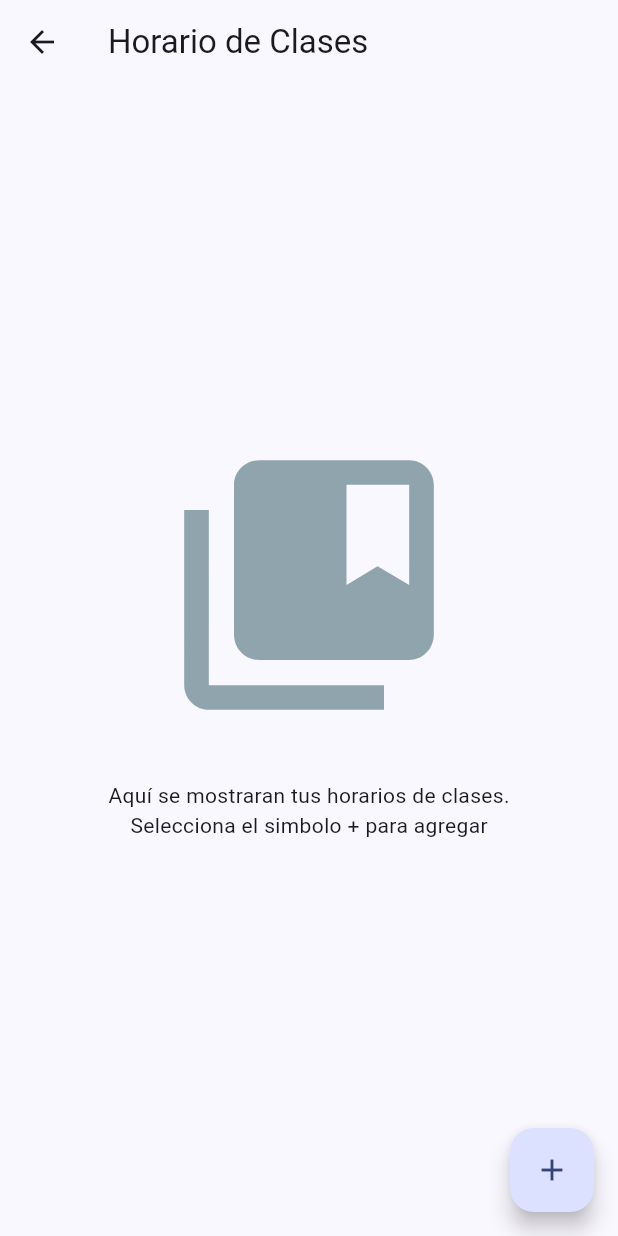
After one commit to frandepy2/cep_app, a Flutter app: the HomeScreen screen opened by its route, after a tap on "Horarios", on a phone screen of 412 x 824 dp. The commit adds this screen. Run offline on Flutter 3.47's test engine with Material 3 defaults, Android fonts, the light colour scheme and no system bars; our stand-ins replace camera, carousel_slider, cloud_firestore, firebase_auth, firebase_core, firebase_storage and 3 more; missing offline and left inert: qr_code_scanner_plus; accounts and stored records are empty; network calls fail.

Commit message:
Agrega incio de flujo de horario

```diff
--- a/lib/core/routes/routes.dart
+++ b/lib/core/routes/routes.dart
@@ -1,8 +1,6 @@
-
-
-
+import 'package:cep_app/features/schedule/presentation/screens/add_schedule.dart';
+import 'package:cep_app/features/schedule/presentation/screens/schedule_screen.dart';
 import 'package:go_router/go_router.dart';
-import 'package:cep_app/screens/camera/biometric_control_screen.dart';
 import 'package:cep_app/screens/home_screen.dart';
 import 'package:cep_app/screens/login_screen.dart';
 import 'package:cep_app/screens/nav_screen.dart';
@@ -13,25 +11,38 @@ import 'package:cep_app/screens/user_profile_screen.dart';
 class AppRoutes {
   static final GoRouter router = GoRouter(
     initialLocation: LoginScreen.routeName,
-    routes:[
+    routes: [
       GoRoute(
         path: LoginScreen.routeName,
         builder: (context, state) => LoginScreen(),
       ),
-  	  GoRoute(path: RegisterScreen.routeName,
-      builder: (context, state) => RegisterScreen(),
+      GoRoute(
+        path: RegisterScreen.routeName,
+        builder: (context, state) => RegisterScreen(),
       ),
-      GoRoute(path: HomeScreen.routeName,
-      builder: (context, state) => const HomeScreen(),
+      GoRoute(
+        path: HomeScreen.routeName,
+        builder: (context, state) => const HomeScreen(),
       ),
-      GoRoute(path: UserProfileScreen.routeName,
-      builder: (context, state) => const UserProfileScreen(),
+      GoRoute(
+        path: UserProfileScreen.routeName,
+        builder: (context, state) => const UserProfileScreen(),
       ),
-      GoRoute(path: NavScreen.routename,
-      builder: (context, state) => const NavScreen(),
+      GoRoute(
+        path: NavScreen.routename,
+        builder: (context, state) => const NavScreen(),
       ),
-      GoRoute(path: QRScannerScreen.routeName,
-      builder: (context, state) => const QRScannerScreen(),
+      GoRoute(
+        path: QRScannerScreen.routeName,
+        builder: (context, state) => const QRScannerScreen(),
+      ),
+      GoRoute(
+        path: ScheduleScreen.routename,
+        builder: (context, state) => const ScheduleScreen(),
+      ),
+      GoRoute(
+        path: AddScheduleScreen.routename,
+        builder: (context, state) => const AddScheduleScreen(),
       ),
     ],
   );
--- /dev/null
+++ b/lib/features/home/presentation/widgets/carrusel.dart
@@ -0,0 +1,36 @@
+import 'package:carousel_slider/carousel_slider.dart';
+import 'package:flutter/material.dart';
+import 'package:google_fonts/google_fonts.dart';
+
+class Carrusel extends StatelessWidget {
+  final List<String> imageUrls = [
+    'https://cdn.pixabay.com/photo/2017/07/10/23/45/cubes-2492010_1280.jpg',
+    'https://cdn.pixabay.com/photo/2017/07/10/23/45/cubes-2492010_1280.jpg',
+    'https://cdn.pixabay.com/photo/2017/07/10/23/45/cubes-2492010_1280.jpg',
+  ];
+  Carrusel({super.key});
+
+  @override
+  Widget build(BuildContext context) {
+    return CarouselSlider(
+      items: imageUrls
+          .map((url) => Stack(children: [
+                Image.network(url),
+                Padding(
+                  padding: EdgeInsets.all(16),
+                  child: Text("Titulo",
+                      style: GoogleFonts.roboto(
+                          color: Colors.white, fontWeight: FontWeight.bold)),
+                )
+              ]))
+          .toList(),
+      options: CarouselOptions(
+        height: 200.0,
+        autoPlay: true,
+        enlargeCenterPage: true,
+        enableInfiniteScroll: true,
+        viewportFraction: 1,
+      ),
+    );
+  }
+}
--- /dev/null
+++ b/lib/features/home/presentation/widgets/dashboard_card.dart
@@ -0,0 +1,33 @@
+import 'package:cep_app/features/home/presentation/widgets/dashboard_item.dart';
+import 'package:flutter/material.dart';
+import 'package:google_fonts/google_fonts.dart';
+
+
+class DashboardCard extends StatelessWidget {
+  final DashboardItem item;
+
+  const DashboardCard({super.key, required this.item});
+
+  @override
+  Widget build(BuildContext context) {
+    return Card(
+      elevation: 1,
+      shape: RoundedRectangleBorder(borderRadius: BorderRadius.circular(12)),
+      child: InkWell(
+        onTap: item.onTap,
+        borderRadius: BorderRadius.circular(4),
+        child: Column(
+          mainAxisAlignment: MainAxisAlignment.center,
+          children: [
+            Icon(item.icon, size: 48, color: Color.fromRGBO(0, 51, 153, 1),),
+            SizedBox(height: 10),
+            Text(
+              item.title,
+              style: GoogleFonts.roboto(fontSize: 14, fontWeight: FontWeight.bold),
+            ),
+          ],
+        ),
+      ),
+    );
+  }
+}
--- /dev/null
+++ b/lib/features/home/presentation/widgets/menu.dart
@@ -0,0 +1,41 @@
+
+
+import 'package:cep_app/features/home/presentation/widgets/dashboard_card.dart';
+import 'package:cep_app/features/home/presentation/widgets/dashboard_item.dart';
+import 'package:cep_app/features/schedule/presentation/screens/schedule_screen.dart';
+import 'package:flutter/material.dart';
+import 'package:go_router/go_router.dart';
+
+
+class Menu extends StatelessWidget {
+  Menu({super.key});
+
+
+
+  @override
+  Widget build(BuildContext context) {
+
+  final List<DashboardItem> items = [
+    DashboardItem(icon: Icons.calendar_today, title: "Reservas", onTap: (){}),
+    DashboardItem(icon: Icons.card_giftcard, title: "Beneficios", onTap: (){}),
+    DashboardItem(icon: Icons.newspaper, title: "Noticias", onTap: (){}),
+    DashboardItem(icon: Icons.credit_card, title: "Cuentas", onTap: (){}),
+    DashboardItem(icon: Icons.book, title: "Horarios", onTap: (){context.push(ScheduleScreen.routename);}),
+    DashboardItem(icon: Icons.people, title: "Sobre el CEP", onTap: (){}),
+  ];
+
+
+    return GridView.builder(
+          gridDelegate: SliverGridDelegateWithFixedCrossAxisCount(
+            crossAxisCount: 3, // Número de columnas
+            crossAxisSpacing: 16.0,
+            mainAxisSpacing: 16.0,
+            childAspectRatio: 1.2, // Relación de aspecto del ítem
+          ),
+          itemCount: items.length,
+          itemBuilder: (context, index) {
+            return DashboardCard(item: items[index]);
+          },
+        );
+  }
+}
--- /dev/null
+++ b/lib/features/schedule/presentation/screens/schedule_screen.dart
@@ -0,0 +1,56 @@
+import 'package:cep_app/features/schedule/presentation/screens/add_schedule.dart';
+import 'package:flutter/material.dart';
+import 'package:go_router/go_router.dart';
+import 'package:google_fonts/google_fonts.dart';
+
+class ScheduleScreen extends StatefulWidget {
+  static const routename = "/schedules";
+  const ScheduleScreen({super.key});
+
+  @override
+  State<ScheduleScreen> createState() => _ScheduleScreenState();
+}
+
+class _ScheduleScreenState extends State<ScheduleScreen> {
+  @override
+  Widget build(BuildContext context) {
+    return Scaffold(
+      appBar: AppBar(
+        title: Text('Horario de Clases'),
+        leading: IconButton(icon: Icon(Icons.arrow_back), onPressed: () {
+          context.pop();
+        }),
+      ),
+      body: NoClassesWidget(),
+      floatingActionButton: FloatingActionButton(
+        child: Icon(Icons.add),
+        onPressed: () {
+          context.push(AddScheduleScreen.routename);
+        }
+      ),
+    );
+  }
+}
+
+class NoClassesWidget extends StatelessWidget {
+  const NoClassesWidget({
+    super.key,
+  });
+
+  @override
+  Widget build(BuildContext context) {
+    return Center(
+      child: Column(
+        mainAxisAlignment: MainAxisAlignment.center,
+        crossAxisAlignment: CrossAxisAlignment.center,
+        children: [
+          Icon(Icons.collections_bookmark , size: 200, color: Colors.blueGrey[300],),
+          SizedBox(height: 30,),
+          Text('Aquí se mostraran tus horarios de clases.', style: GoogleFonts.roboto()),
+          Text('Selecciona el simbolo + para agregar'),
+          SizedBox(height: 30,),
+        ]
+      )
+    );
+  }
+}
--- a/lib/main.dart
+++ b/lib/main.dart
@@ -21,7 +21,7 @@ class MyApp extends StatelessWidget {
       debugShowCheckedModeBanner: false, // Removes the debug mode banner
       title: 'Identity Flutter',
       theme: ThemeData(
-        colorScheme: ColorScheme.fromSeed(seedColor: Colors.deepPurple),
+        colorScheme: ColorScheme.fromSeed(seedColor: Color.fromRGBO(0, 51, 153, 1),),
         useMaterial3: true,
       ),
       routerConfig: AppRoutes.router,
--- a/lib/screens/home_screen.dart
+++ b/lib/screens/home_screen.dart
@@ -1,8 +1,11 @@
+import 'package:cep_app/core/helpers/sessionHelper.dart';
+import 'package:cep_app/features/home/presentation/widgets/carrusel.dart';
+import 'package:cep_app/features/home/presentation/widgets/menu.dart';
 import 'package:firebase_auth/firebase_auth.dart';
 import 'package:flutter/material.dart';
 import 'package:go_router/go_router.dart';
-import 'package:cep_app/core/helpers/sessionHelper.dart';
 import 'package:cep_app/screens/login_screen.dart';
+import 'package:google_fonts/google_fonts.dart';
 
 class HomeScreen extends StatefulWidget {
   static const String routeName = '/home';
@@ -16,18 +19,23 @@ class _HomeScreenState extends State<HomeScreen> {
   @override
   Widget build(BuildContext context) {
     return Scaffold(
-      appBar: AppBar(title: const Text("Home")),
-      body: Center(
-        child: Column(
-          mainAxisAlignment: MainAxisAlignment.center,
-          children: [
-            Text("Welcome, ${SessionHelper.getData('name')}",
-                style: const TextStyle(fontSize: 20)),
-            Text("Email: ${SessionHelper.getData('email')}"),
-            Text("Phone: ${SessionHelper.getData('phone')}"),
-            const SizedBox(height: 16),
-            ElevatedButton(
-              onPressed: () async {
+      appBar: AppBar(
+        title: Center(child: RichText(
+          text: TextSpan(
+            children: [
+              TextSpan(text: 'CEP', style: GoogleFonts.poppins(
+                fontWeight: FontWeight.bold,
+                color: Color.fromRGBO(0, 51, 153, 1),
+                fontSize: 28,
+              )),
+              TextSpan(text:'App', style: TextStyle(fontSize: 24, color: Colors.black)),
+            ],
+          ),
+        )),
+        leading: Icon(Icons.menu),
+        actions: [
+          IconButton(
+            onPressed: () async {
                 try {
                   await FirebaseAuth.instance.signOut();
                   context.go(LoginScreen.routeName);
@@ -38,8 +46,29 @@ class _HomeScreenState extends State<HomeScreen> {
                   );
                 }
               },
-              child: const Text("Logout"),
+            icon: const Icon(Icons.exit_to_app),
+          )],
+      ),
+      body: Padding(
+        padding: const EdgeInsets.all(16),
+        child: Column(
+          crossAxisAlignment: CrossAxisAlignment.start,
+          children: [
+            Text(
+              'Bienvenido ${SessionHelper.getData("name")}',
+              style: TextStyle(fontSize: 24, fontWeight: FontWeight.bold),
             ),
+
+            const SizedBox(height: 8,),
+
+            Text("Ultimas noticias", style: GoogleFonts.montserrat(fontWeight: FontWeight.bold),),
+            const SizedBox(height: 8,),
+            // Agregar carrusel con las ultimas noticias
+            Carrusel(),
+            // Menu de acciones en la app
+            SizedBox(height: 24),
+            // Agregar los widgets de la sección de noticias
+            Expanded(child: Menu()),
           ],
         ),
       ),
--- a/pubspec.yaml
+++ b/pubspec.yaml
@@ -19,6 +19,8 @@ dependencies:
   qr_code_scanner_plus: ^2.0.9+1
   camera: ^0.11.0+2
   firebase_storage: ^12.4.1
+  google_fonts: ^6.2.1
+  carousel_slider: ^5.0.0
 
 dev_dependencies:
   flutter_test:
@@ -27,3 +29,5 @@ dev_dependencies:
 
 flutter:
   uses-material-design: true
+  assets:
+    - assets/images/
```
Also changed, not shown: lib/features/home/presentation/widgets/dashboard_item.dart (added, +9 -0 lines), lib/features/schedule/data/models/carreer_model.dart (added, +9 -0 lines), lib/features/schedule/presentation/screens/add_schedule.dart (added, +56 -0 lines), lib/features/schedule/presentation/widgets/carreer_menu.dart (added, +45 -0 lines), assets/images/cep.png (added), pubspec.lock, 1 other file.
